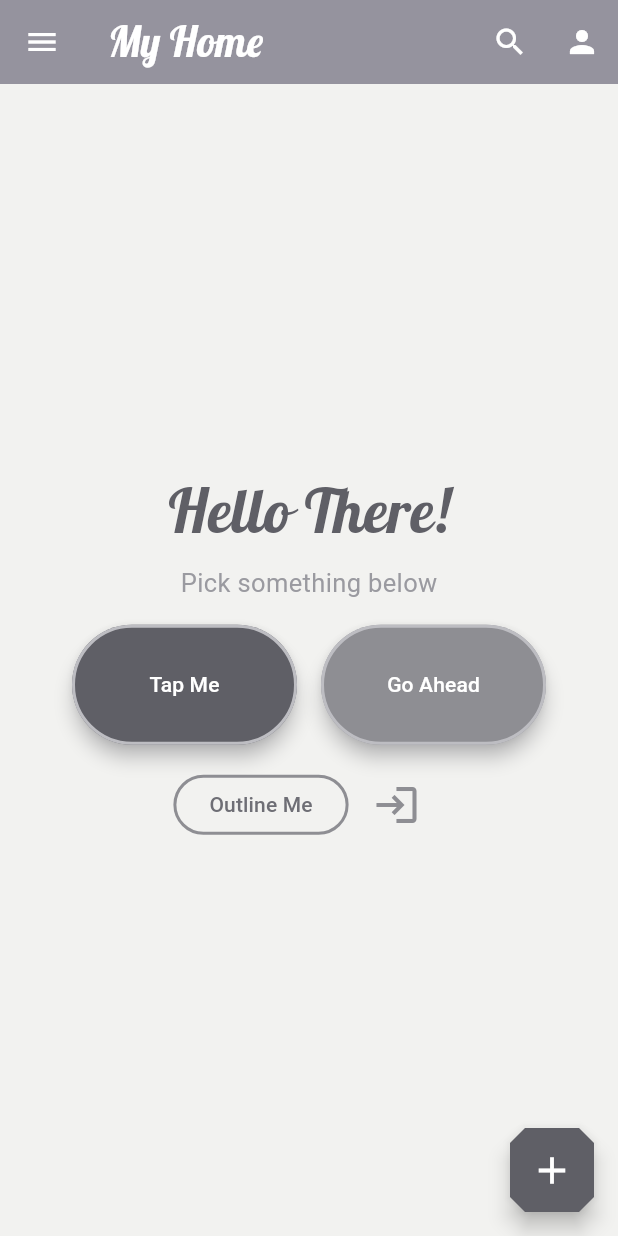
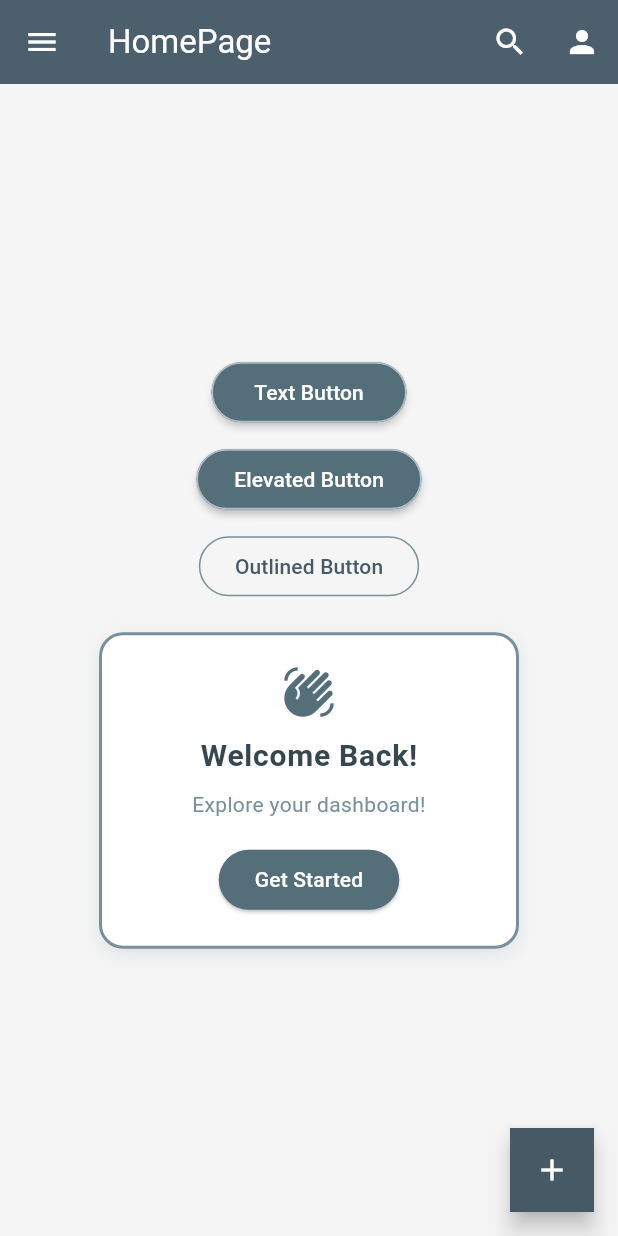
Before and after one commit to Taniasultana-creator/Flutter-Homepage, a Flutter app: the screen it shows after launch, on a phone screen of 412 x 824 dp. Run offline on Flutter 3.47's test engine with Material 3 defaults, Android fonts, the phone set to English and light mode, and no system bars; our stand-ins replace google_fonts.

Commit message:
Updated Assignment 3

```diff
--- /dev/null
+++ b/lib/Assignment_3.dart
@@ -0,0 +1,168 @@
+import 'package:flutter/material.dart';
+
+class Assignment3 extends StatelessWidget {
+  const Assignment3({super.key});
+
+  @override
+  Widget build(BuildContext context) {
+    return Scaffold(
+      backgroundColor: Colors.grey.shade100,
+      appBar: AppBar(
+        title: Text("HomePage"),
+        backgroundColor: Colors.blueGrey.shade700,
+        foregroundColor: Colors.white,
+        elevation: 1,
+        actions: [
+          IconButton(onPressed: () {}, icon: Icon(Icons.search)),
+          IconButton(onPressed: () {}, icon: Icon(Icons.person)),
+        ],
+      ),
+
+      drawer: Drawer(
+        backgroundColor: Colors.white,
+        child: Column(
+          children: [
+            UserAccountsDrawerHeader(
+              decoration: BoxDecoration(color: Colors.blueGrey.shade700),
+              accountName: Text("Name"),
+              accountEmail: Text("Email"),
+              currentAccountPicture: CircleAvatar(
+                backgroundColor: Colors.white,
+                child: Icon(Icons.person, color: Colors.blueGrey.shade700, size: 35),
+              ),
+            ),
+
+            ListTile(
+              leading: Icon(Icons.home, color: Colors.blueGrey.shade700),
+              title: Text("HomePage"),
+              hoverColor: Colors.blueGrey.shade50,
+              onTap: () {},
+            ),
+            Divider(height: 1),
+            ListTile(
+              leading: Icon(Icons.contact_page, color: Colors.blueGrey.shade700),
+              title: Text("Contact"),
+              hoverColor: Colors.blueGrey.shade50,
+              onTap: () {},
+            ),
+            Divider(height: 1),
+
+            Spacer(),
+            ListTile(
+              leading: IconButton(onPressed: () {}, icon: Icon(Icons.person, color: Colors.blueGrey.shade700)),
+              trailing: IconButton(onPressed: () {}, icon: Icon(Icons.logout, color: Colors.redAccent)),
+              title: Text("Profile"),
+            ),
+          ],
+        ),
+      ),
+
+      body: Center(
+        child: Column(
+          mainAxisAlignment: MainAxisAlignment.center,
+          children: [
+            Padding(
+              padding: const EdgeInsets.all(10),
+              child: TextButton(
+                onPressed: () {},
+                style: TextButton.styleFrom(
+                  backgroundColor: Colors.blueGrey.shade600,
+                  foregroundColor: Colors.white,
+                  side: BorderSide(color: Colors.blueGrey.shade200),
+                  fixedSize: Size(130, 40),
+                  elevation: 2,
+                  shadowColor: Colors.grey.shade300,
+                ),
+                child: Text("Text Button"),
+              ),
+            ),
+            ElevatedButton(
+              onPressed: () {},
+              style: ElevatedButton.styleFrom(
+                backgroundColor: Colors.blueGrey.shade600,
+                foregroundColor: Colors.white,
+                side: BorderSide(color: Colors.blueGrey.shade200),
+                fixedSize: Size(150, 40),
+                elevation: 2,
+              ),
+              child: Text("Elevated Button"),
+            ),
+            SizedBox(height: 10),
+            OutlinedButton(
+              onPressed: () {},
+              style: OutlinedButton.styleFrom(
+                foregroundColor: Colors.blueGrey.shade700,
+                side: BorderSide(color: Colors.blueGrey.shade400),
+              ),
+              child: Text("Outlined Button"),
+            ),
+            // IconButton(onPressed: () {}, icon: Icon(Icons.login)),
+
+            // Standard website-style hero card (only this part changed)
+            Container(
+              width: 280,
+              margin: EdgeInsets.all(20),
+              padding: EdgeInsets.all(20),
+              decoration: BoxDecoration(
+                color: Colors.white,
+                border: Border.all(color: Colors.blueGrey.shade400, width: 2),
+                borderRadius: BorderRadius.all(Radius.circular(16)),
+                boxShadow: [
+                  BoxShadow(
+                    color: Colors.blueGrey.withOpacity(0.15),
+                    blurRadius: 10,
+                    offset: Offset(0, 4),
+                  ),
+                ],
+              ),
+              child: Column(
+                mainAxisSize: MainAxisSize.min,
+                children: [
+                  Icon(Icons.waving_hand, size: 36, color: Colors.blueGrey.shade600),
+                  SizedBox(height: 10),
+                  Text(
+                    "Welcome Back!",
+                    style: TextStyle(
+                      color: Colors.blueGrey.shade800,
+                      fontSize: 20,
+                      fontWeight: FontWeight.bold,
+                      letterSpacing: 0.5,
+                    ),
+                  ),
+                  SizedBox(height: 8),
+                  Text(
+                    "Explore your dashboard!",
+                    textAlign: TextAlign.center,
+                    style: TextStyle(
+                      color: Colors.blueGrey.shade400,
+                      fontSize: 14,
+                    ),
+                  ),
+                  SizedBox(height: 16),
+                  ElevatedButton(
+                    onPressed: () {},
+                    style: ElevatedButton.styleFrom(
+                      backgroundColor: Colors.blueGrey.shade600,
+                      foregroundColor: Colors.white,
+                    ),
+                    child: Text("Get Started"),
+                  ),
+                ],
+              ),
+            ),
+          ],
+        ),
+      ),
+
+      floatingActionButton: FloatingActionButton(
+        onPressed: () {},
+        backgroundColor: Colors.blueGrey.shade700,
+        foregroundColor: Colors.white,
+        hoverColor: Colors.blueGrey.shade500,
+        shape: BeveledRectangleBorder(),
+        tooltip: "Add",
+        child: Icon(Icons.add),
+      ),
+    );
+  }
+}
--- a/lib/main.dart
+++ b/lib/main.dart
@@ -1,5 +1,5 @@
 import 'package:flutter/material.dart';
-import 'package:tania1126/Assignment_2.dart';
+import 'package:tania1126/Assignment_3.dart';
 
 void main() {
   runApp(const MyApp());
@@ -13,7 +13,7 @@
     return MaterialApp(
       theme: ThemeData.dark(),
       debugShowCheckedModeBanner: false,
-      home: Assignment2(),
+      home: Assignment3(),
     );
   }
 }
```
